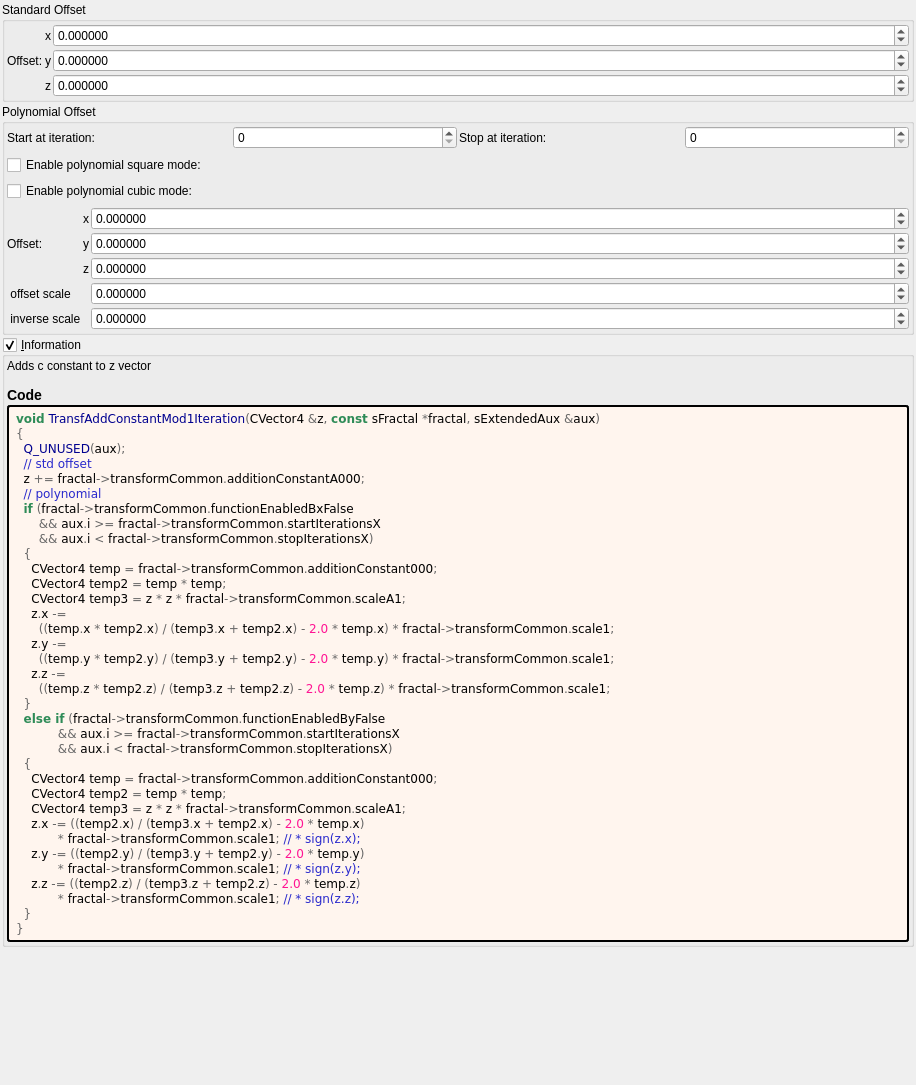
Old version of the form mandelbulber2/formula/ui/transf_add_constant_mod1.ui in the repository buddhi1980/mandelbulber2.
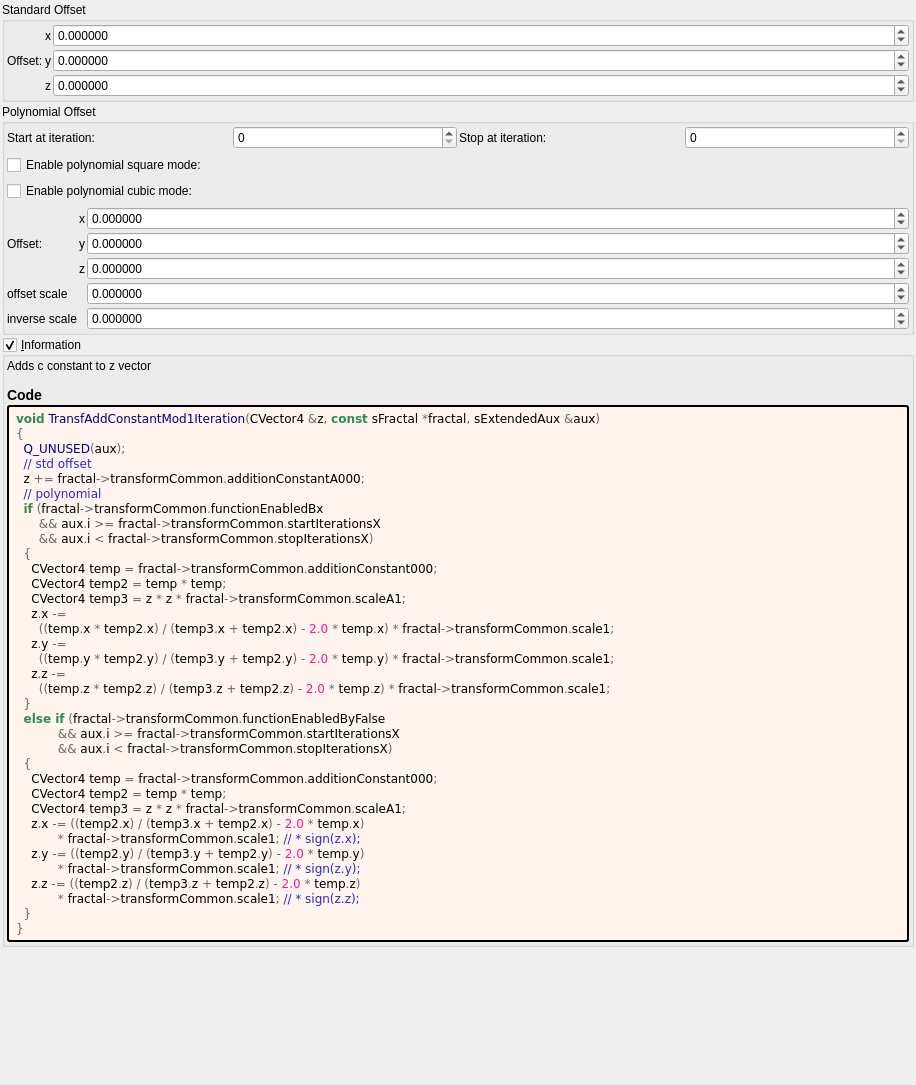
New version of the form. Custom widgets are drawn as their Qt base class.

The edit to the form file:
```diff
--- a/mandelbulber2/formula/ui/transf_add_constant_mod1.ui
+++ b/mandelbulber2/formula/ui/transf_add_constant_mod1.ui
@@ -263,14 +263,14 @@
         <item row="6" column="1">
          <widget class="QLabel" name="label_146">
           <property name="text">
-           <string> inverse scale</string>
+           <string>inverse scale</string>
           </property>
          </widget>
         </item>
         <item row="5" column="1">
          <widget class="QLabel" name="label_147">
           <property name="text">
-           <string> offset scale</string>
+           <string>offset scale</string>
           </property>
          </widget>
         </item>
@@ -486,7 +486,7 @@
   &lt;span style=&quot;color:#2929cc&quot;&gt;// std offset&lt;/span&gt;
   z &lt;span style=&quot;color:#676767&quot;&gt;+=&lt;/span&gt; fractal&lt;span style=&quot;color:#676767&quot;&gt;-&amp;gt;&lt;/span&gt;transformCommon&lt;span style=&quot;color:#676767&quot;&gt;.&lt;/span&gt;additionConstantA000&lt;span style=&quot;color:#676767&quot;&gt;;&lt;/span&gt;
   &lt;span style=&quot;color:#2929cc&quot;&gt;// polynomial&lt;/span&gt;
-  &lt;span style=&quot;color:#2e8b57; font-weight:bold&quot;&gt;if&lt;/span&gt; &lt;span style=&quot;color:#676767&quot;&gt;(&lt;/span&gt;fractal&lt;span style=&quot;color:#676767&quot;&gt;-&amp;gt;&lt;/span&gt;transformCommon&lt;span style=&quot;color:#676767&quot;&gt;.&lt;/span&gt;functionEnabledBxFalse
+  &lt;span style=&quot;color:#2e8b57; font-weight:bold&quot;&gt;if&lt;/span&gt; &lt;span style=&quot;color:#676767&quot;&gt;(&lt;/span&gt;fractal&lt;span style=&quot;color:#676767&quot;&gt;-&amp;gt;&lt;/span&gt;transformCommon&lt;span style=&quot;color:#676767&quot;&gt;.&lt;/span&gt;functionEnabledBx
       &lt;span style=&quot;color:#676767&quot;&gt;&amp;amp;&amp;amp;&lt;/span&gt; aux&lt;span style=&quot;color:#676767&quot;&gt;.&lt;/span&gt;i &lt;span style=&quot;color:#676767&quot;&gt;&amp;gt;=&lt;/span&gt; fractal&lt;span style=&quot;color:#676767&quot;&gt;-&amp;gt;&lt;/span&gt;transformCommon&lt;span style=&quot;color:#676767&quot;&gt;.&lt;/span&gt;startIterationsX
       &lt;span style=&quot;color:#676767&quot;&gt;&amp;amp;&amp;amp;&lt;/span&gt; aux&lt;span style=&quot;color:#676767&quot;&gt;.&lt;/span&gt;i &lt;span style=&quot;color:#676767&quot;&gt;&amp;lt;&lt;/span&gt; fractal&lt;span style=&quot;color:#676767&quot;&gt;-&amp;gt;&lt;/span&gt;transformCommon&lt;span style=&quot;color:#676767&quot;&gt;.&lt;/span&gt;stopIterationsX&lt;span style=&quot;color:#676767&quot;&gt;)&lt;/span&gt;
   &lt;span style=&quot;color:#676767&quot;&gt;{&lt;/span&gt;
```
Left out of the diff: 2 changed lines with no effect on the pictures.
